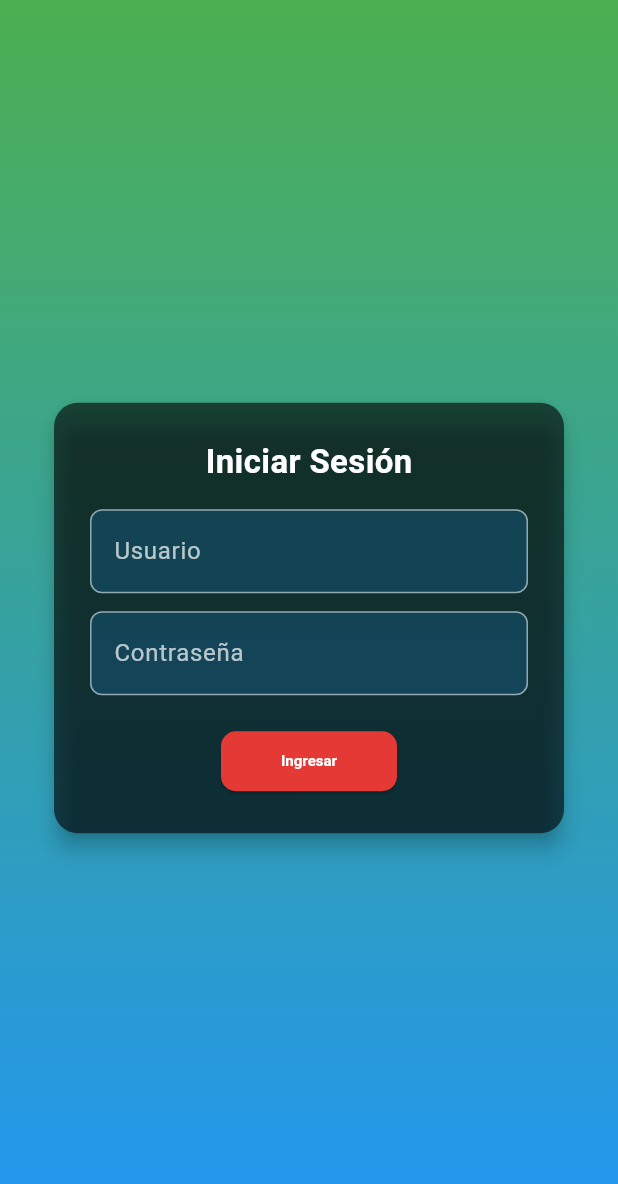
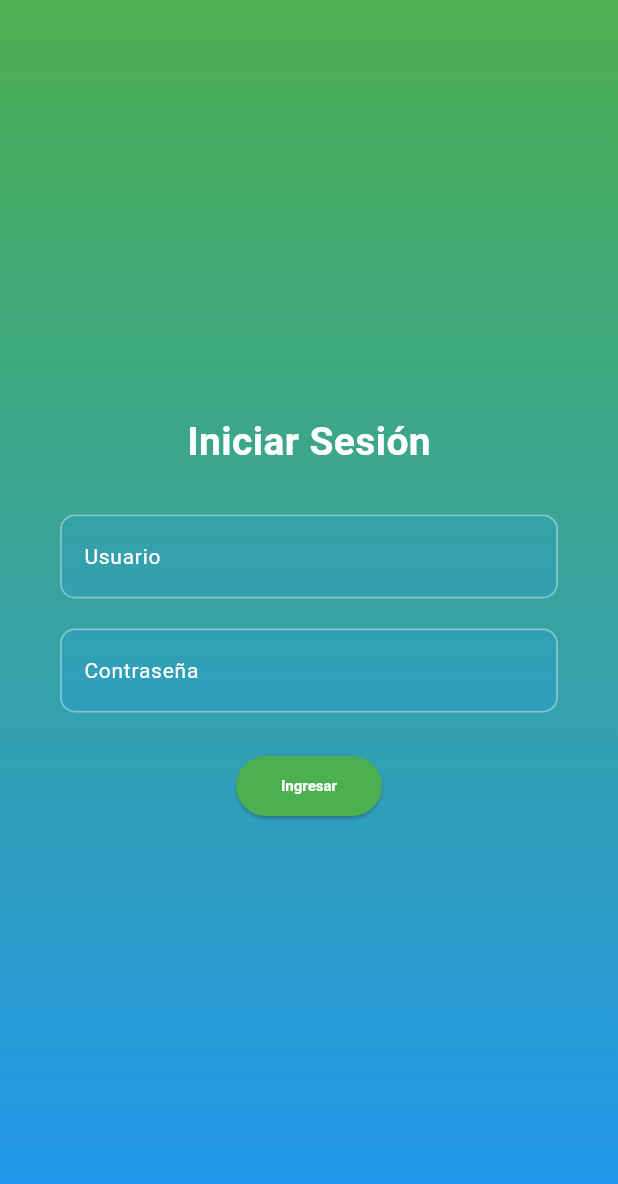
Before and after one commit to afvillacres/ProyectoTemas, a Flutter app: the screen it shows after launch, on a phone screen of 412 x 824 dp. Shown: the top 1184 px of the screen. Run offline on Flutter 3.47's test engine with Material 3 defaults, Android fonts, the phone set to English and light mode, and no system bars.

Commit message:
Actualizacion de Interfaz
Correciones de letra

```diff
--- a/lib/theme/scheme_colors.dart
+++ b/lib/theme/scheme_colors.dart
@@ -5,7 +5,7 @@ class ColorApp {
   static const Color secundario = Color(0xFF2196F3);
   static const Color acento = Color(0xFFE53935);
   static const Color fondo = Color(0xFF121212);
-  static const Color superficie = Color(0xFF1E1E1E);
+  static const Color superficie = Colors.black;
   static const Color textoClaro = Colors.white;
   static const Color textoSecundario = Colors.white70;
   static const Color bordeSuave = Color(0xFF2E7D32);
--- a/lib/theme/theme_appbar.dart
+++ b/lib/theme/theme_appbar.dart
@@ -10,7 +10,7 @@ class ThemeAppBar{
     titleTextStyle: TextStyle(
       fontWeight: FontWeight.bold,
       fontSize: 20,
-      color: ColorApp.textoClaro
+      color: ColorApp.superficie
     ),
   );
 }
--- a/lib/theme/typegraphy.dart
+++ b/lib/theme/typegraphy.dart
@@ -4,7 +4,7 @@ class TypographyApp{
   static const TextTheme texto = TextTheme(
     displayLarge: TextStyle(fontSize: 28, fontWeight: FontWeight.bold),
     titleLarge: TextStyle(fontSize: 22, fontWeight: FontWeight.normal),
-    bodyMedium: TextStyle(fontSize: 16, color: Colors.black12),
+    bodyMedium: TextStyle(fontSize: 16, color: Colors.black),
     labelLarge: TextStyle(fontSize: 14, fontWeight: FontWeight.normal),
   );
 }
--- a/lib/view/login_view.dart
+++ b/lib/view/login_view.dart
@@ -1,6 +1,7 @@
 import 'package:flutter/material.dart';
 import '../controller/login_controller.dart';
 import '../theme/scheme_colors.dart';
+import '../theme/theme_background.dart';
 
 class LoginView extends StatelessWidget {
   final LoginController controller = LoginController();
@@ -11,84 +12,48 @@ class LoginView extends StatelessWidget {
   Widget build(BuildContext context) {
     return Scaffold(
       body: Container(
-        decoration: const BoxDecoration(
-          gradient: LinearGradient(
-            colors: [ColorApp.primario, ColorApp.secundario],
-            begin: Alignment.topCenter,
-            end: Alignment.bottomCenter,
-          ),
-        ),
+        // Usa el fondo degradado definido en theme_background.dart
+        decoration: BackGround.degradoPrincipal,
         child: Center(
           child: Padding(
-            padding: const EdgeInsets.symmetric(horizontal: 32),
-            child: Card(
-              color: Colors.black.withOpacity(0.6),
-              shape: RoundedRectangleBorder(
-                borderRadius: BorderRadius.circular(16),
-              ),
-              elevation: 6,
-              child: Padding(
-                padding: const EdgeInsets.all(24),
+            padding: const EdgeInsets.symmetric(horizontal: 40),
             child: Column(
-                  mainAxisSize: MainAxisSize.min,
+              mainAxisAlignment: MainAxisAlignment.center,
               children: [
                 const Text(
                   'Iniciar Sesión',
                   style: TextStyle(
-                        color: Colors.white,
-                        fontSize: 22,
+                    color: ColorApp.textoClaro,
+                    fontSize: 26,
                     fontWeight: FontWeight.bold,
                   ),
                 ),
-                    const SizedBox(height: 16),
+                const SizedBox(height: 30),
+
+                // Campo de Usuario (usa ThemeForm automaticamente)
                 TextField(
                   controller: controller.usuarioCtrl,
-                      style: const TextStyle(color: Colors.white),
-                      decoration: InputDecoration(
+                  decoration: const InputDecoration(
                     labelText: 'Usuario',
-                        labelStyle: const TextStyle(color: Colors.white70),
-                        enabledBorder: OutlineInputBorder(
-                          borderSide: const BorderSide(color: Colors.white54),
-                          borderRadius: BorderRadius.circular(8),
-                        ),
-                        focusedBorder: OutlineInputBorder(
-                          borderSide: const BorderSide(color: Colors.white),
-                          borderRadius: BorderRadius.circular(8),
                   ),
                 ),
-                    ),
-                    const SizedBox(height: 12),
+
+                const SizedBox(height: 20),
+
+                // Campo de Contraseña
                 TextField(
                   controller: controller.claveCtrl,
                   obscureText: true,
-                      style: const TextStyle(color: Colors.white),
-                      decoration: InputDecoration(
+                  decoration: const InputDecoration(
                     labelText: 'Contraseña',
-                        labelStyle: const TextStyle(color: Colors.white70),
-                        enabledBorder: OutlineInputBorder(
-                          borderSide: const BorderSide(color: Colors.white54),
-                          borderRadius: BorderRadius.circular(8),
-                        ),
-                        focusedBorder: OutlineInputBorder(
-                          borderSide: const BorderSide(color: Colors.white),
-                          borderRadius: BorderRadius.circular(8),
                   ),
                 ),
-                    ),
-                    const SizedBox(height: 20),
+
+                const SizedBox(height: 25),
+
+                // Botón principal (usa el tema de ThemeButtom)
                 ElevatedButton(
                   onPressed: () => controller.validarLogin(context),
-                      style: ElevatedButton.styleFrom(
-                        backgroundColor: ColorApp.acento,
-                        foregroundColor: Colors.white,
-                        padding: const EdgeInsets.symmetric(
-                          horizontal: 40,
-                          vertical: 12,
-                        ),
-                        shape: RoundedRectangleBorder(
-                          borderRadius: BorderRadius.circular(10),
-                        ),
-                      ),
                   child: const Text('Ingresar'),
                 ),
               ],
@@ -96,8 +61,6 @@ class LoginView extends StatelessWidget {
           ),
         ),
       ),
-        ),
-      ),
     );
   }
 }
```
Also changed, not shown: lib/view/pages/perfil_view.dart (+30 -37 lines). Lines whose indentation alone changed are shown as unchanged.
